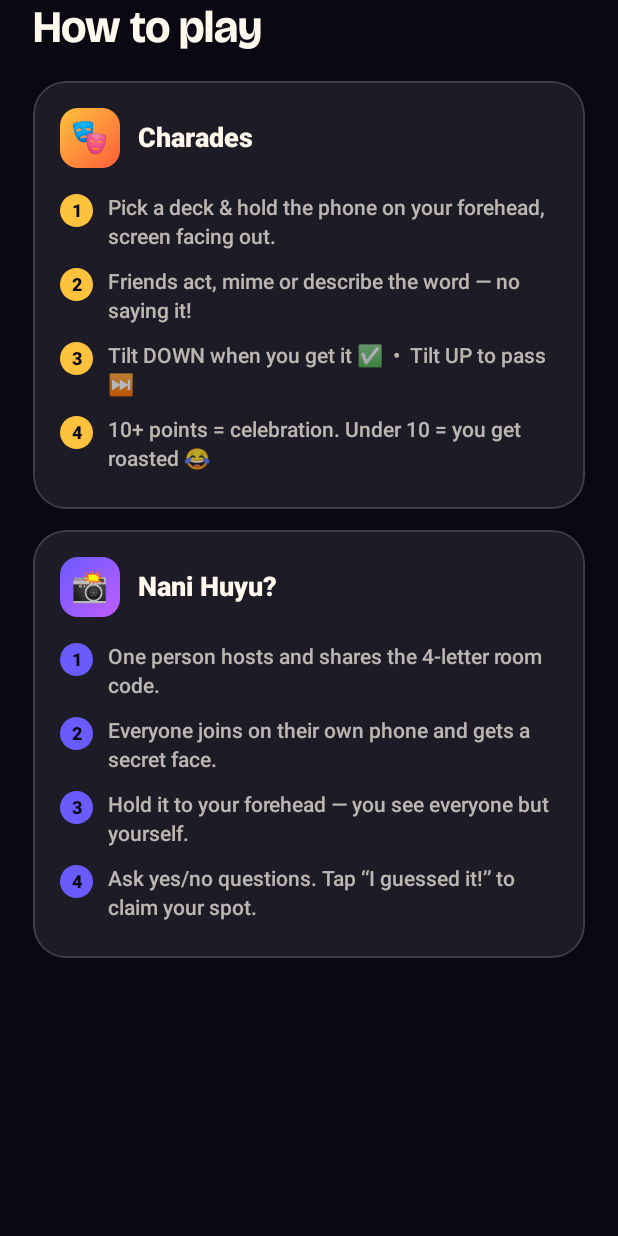
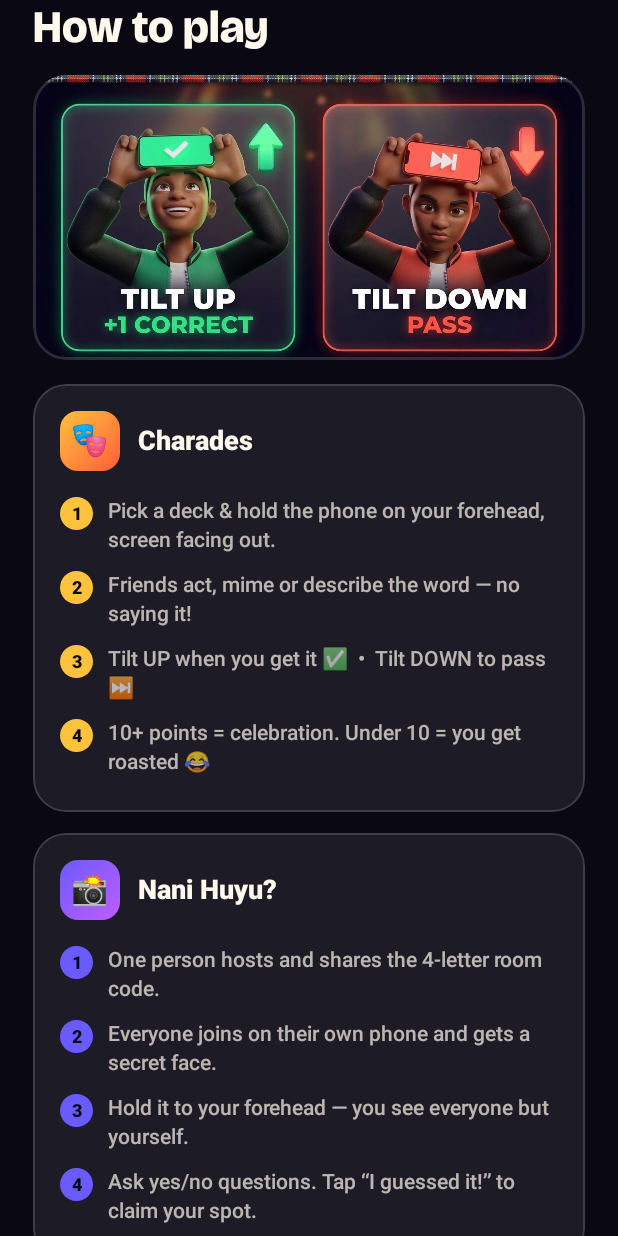
Before and after one commit to Mutisyaaa/sijui-charades-android, an Android app built with Jetpack Compose: the composable HowToPlaySheet shown on its own in the app's theme, on a phone screen of 412 x 824 dp. Run offline under Robolectric (Android 15) with nearby library versions, the phone set to English and light mode, and no system bars; 1 statement that could not run was skipped.

Commit message:
v1.0.3: Reverse tilt (Up=Correct, Down=Pass) and embed 3D tutorial graphic

```diff
--- a/app/src/main/kotlin/com/sijui/charades/hardware/TiltDetector.kt
+++ b/app/src/main/kotlin/com/sijui/charades/hardware/TiltDetector.kt
@@ -18,8 +18,8 @@ enum class TiltAction {
  *
  * When the phone is held vertically against the forehead facing friends:
  *  - z ~ 0: neutral
- *  - z < -6.0 m/s^2: tilted forward / down toward the floor -> CORRECT
- *  - z > +6.0 m/s^2: tilted backward / up toward the ceiling -> PASS
+ *  - z > +6.0 m/s^2: tilted backward / up toward the ceiling -> CORRECT
+ *  - z < -6.0 m/s^2: tilted forward / down toward the floor -> PASS
  *
  * Requires returning to the neutral zone (|z| < 3.2) plus a cooldown so one tilt
  * never double-triggers.
@@ -63,12 +63,12 @@ class TiltDetector(
         if (now - lastTriggerMs < 700L) return
 
         when {
-            z < -6.0f -> {
+            z > 6.0f -> {
                 armed = false
                 lastTriggerMs = now
                 onTilt(TiltAction.CORRECT)
             }
-            z > 6.0f -> {
+            z < -6.0f -> {
                 armed = false
                 lastTriggerMs = now
                 onTilt(TiltAction.PASS)
--- a/app/src/main/kotlin/com/sijui/charades/ui/charades/CharadesScreens.kt
+++ b/app/src/main/kotlin/com/sijui/charades/ui/charades/CharadesScreens.kt
@@ -399,8 +399,8 @@ private fun CountdownScreen(state: CharadesUiState, onCancel: () -> Unit) {
             subline = "Phone on your forehead, screen facing your friends",
             footer = {
                 Row(horizontalArrangement = Arrangement.spacedBy(10.dp)) {
-                    SjPill("⬇️  Tilt down = Correct", background = Color.Black.copy(alpha = 0.22f), contentColor = Color.White)
-                    SjPill("⬆️  Tilt up = Pass", background = Color.Black.copy(alpha = 0.22f), contentColor = Color.White)
+                    SjPill("⬆️  Tilt up = Correct", background = Color.Black.copy(alpha = 0.22f), contentColor = Color.White)
+                    SjPill("⬇️  Tilt down = Pass", background = Color.Black.copy(alpha = 0.22f), contentColor = Color.White)
                 }
             },
         )
--- a/app/src/main/kotlin/com/sijui/charades/ui/home/HomeScreen.kt
+++ b/app/src/main/kotlin/com/sijui/charades/ui/home/HomeScreen.kt
@@ -512,11 +512,23 @@ private fun HowToPlaySheet() {
     Column(
         modifier = Modifier
             .fillMaxWidth()
+            .verticalScroll(rememberScrollState())
             .padding(horizontal = 22.dp)
             .padding(bottom = 32.dp),
     ) {
-        Text("How to play", fontFamily = ManlineDisplayFont, fontSize = 30.sp, color = Sj.TextHi)
-        Spacer(Modifier.height(18.dp))
+        Text("How to play", fontFamily = ManlineDisplayFont, fontWeight = FontWeight.ExtraBold, fontSize = 30.sp, color = Sj.TextHi)
+        Spacer(Modifier.height(14.dp))
+        Image(
+            painter = painterResource(R.drawable.tilt_tutorial),
+            contentDescription = "Tilt Up = +1 Correct, Tilt Down = Pass",
+            contentScale = ContentScale.Crop,
+            modifier = Modifier
+                .fillMaxWidth()
+                .height(190.dp)
+                .clip(RoundedCornerShape(22.dp))
+                .border(1.5.dp, Sj.GlassBorder, RoundedCornerShape(22.dp)),
+        )
+        Spacer(Modifier.height(16.dp))
         HowToBlock(
             emoji = "🎭",
             title = "Charades",
@@ -524,7 +536,7 @@ private fun HowToPlaySheet() {
             steps = listOf(
                 "Pick a deck & hold the phone on your forehead, screen facing out.",
                 "Friends act, mime or describe the word — no saying it!",
-                "Tilt DOWN when you get it ✅  •  Tilt UP to pass ⏭️",
+                "Tilt UP when you get it ✅  •  Tilt DOWN to pass ⏭️",
                 "10+ points = celebration. Under 10 = you get roasted 😂",
             ),
         )
```
Also changed, not shown: app/src/main/res/drawable/tilt_tutorial.jpg (added).
